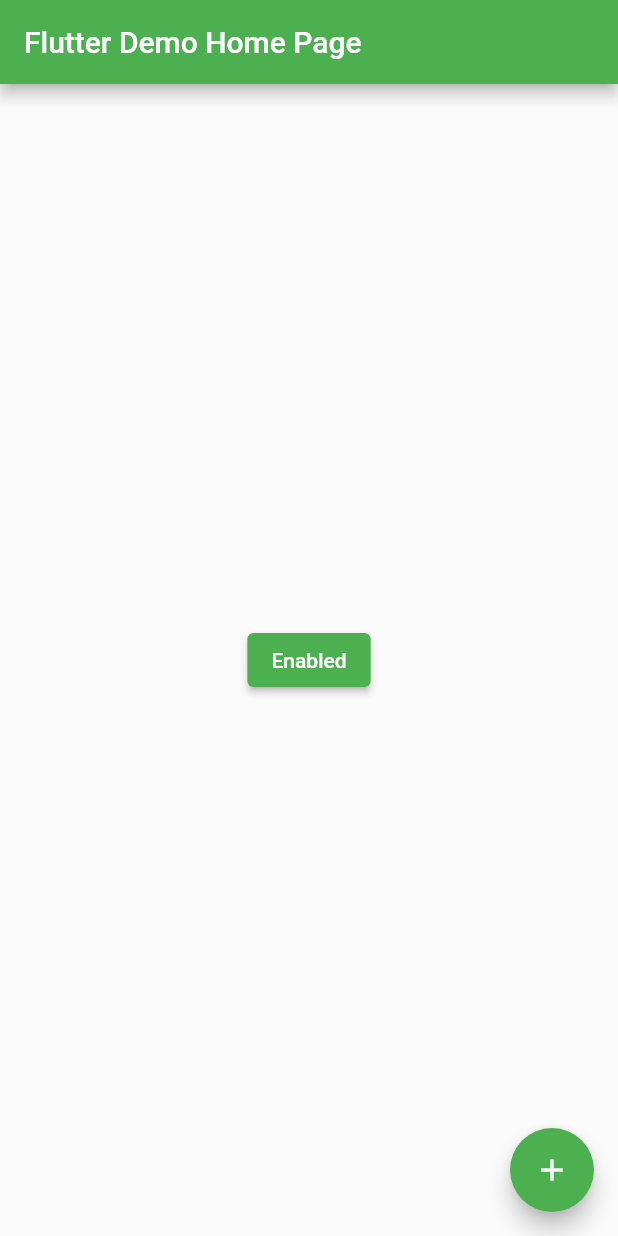
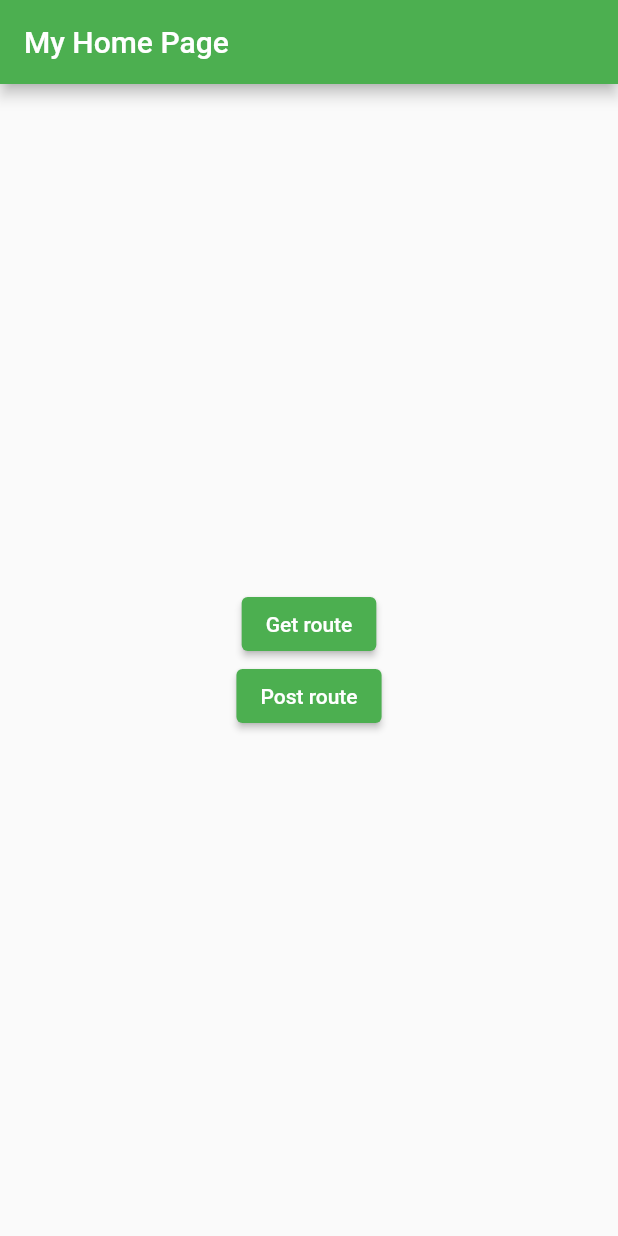
Before and after one commit to hitesh19426/zigy_intern_task, a Flutter app: the screen it shows after launch, on a phone screen of 412 x 824 dp. Run offline on Flutter 3.47's test engine with Material 2 defaults, Android fonts, the phone set to English and light mode, and no system bars.

Commit message:
made get, post routes and implemented get route

```diff
--- a/lib/main.dart
+++ b/lib/main.dart
@@ -1,4 +1,6 @@
 import 'package:flutter/material.dart';
+import 'pages/get_page.dart';
+import 'pages/post_page.dart';
 
 void main() {
   runApp(const MyApp());
@@ -11,12 +13,13 @@ class MyApp extends StatelessWidget {
   @override
   Widget build(BuildContext context) {
     return MaterialApp(
-      title: 'Flutter Demo',
-      theme: ThemeData(
-        primarySwatch: Colors.green,
-      ),
-      home: const MyHomePage(title: 'Flutter Demo Home Page'),
-    );
+        title: 'Flutter Demo',
+        theme: ThemeData(primarySwatch: Colors.green),
+        routes: {
+          '/': (context) => const MyHomePage(title: 'My Home Page'),
+          '/getPage': (context) => const GetPage(),
+          '/postPage': (context) => const PostPage(),
+        });
   }
 }
 
@@ -30,20 +33,10 @@ class MyHomePage extends StatefulWidget {
 }
 
 class _MyHomePageState extends State<MyHomePage> {
-  int _counter = 0;
-
-  void _incrementCounter() {
-    setState(() {
-      _counter++;
-    });
-  }
-
   @override
   Widget build(BuildContext context) {
     return Scaffold(
       appBar: AppBar(
-        // Here we take the value from the MyHomePage object that was created by
-        // the App.build method, and use it to set our appbar title.
         title: Text(widget.title),
       ),
       body: Center(
@@ -51,17 +44,22 @@ class _MyHomePageState extends State<MyHomePage> {
           mainAxisAlignment: MainAxisAlignment.center,
           children: <Widget>[
             ElevatedButton(
-              onPressed: () {},
-              child: const Text('Enabled'),
+              onPressed: () {
+                debugPrint('Get route button clicked');
+                Navigator.pushNamed(context, '/getPage');
+              },
+              child: const Text('Get route'),
             ),
+            ElevatedButton(
+              child: const Text('Post route'),
+              onPressed: () {
+                debugPrint('Post route button clicked');
+                Navigator.pushNamed(context, '/postPage');
+              },
+            )
           ],
         ),
       ),
-      floatingActionButton: FloatingActionButton(
-        onPressed: _incrementCounter,
-        tooltip: 'Increment',
-        child: const Icon(Icons.add),
-      ), // This trailing comma makes auto-formatting nicer for build methods.
     );
   }
 }
--- a/pubspec.yaml
+++ b/pubspec.yaml
@@ -34,6 +34,7 @@ dependencies:
   # The following adds the Cupertino Icons font to your application.
   # Use with the CupertinoIcons class for iOS style icons.
   cupertino_icons: ^1.0.2
+  http: ^0.13.5
 
 dev_dependencies:
   flutter_test:
```
Also changed, not shown: lib/models/user.dart (added, +49 -0 lines), lib/pages/get_page.dart (added, +54 -0 lines), lib/pages/post_page.dart (added, +15 -0 lines), lib/services/remote_services.dart (added, +21 -0 lines), pubspec.lock.
